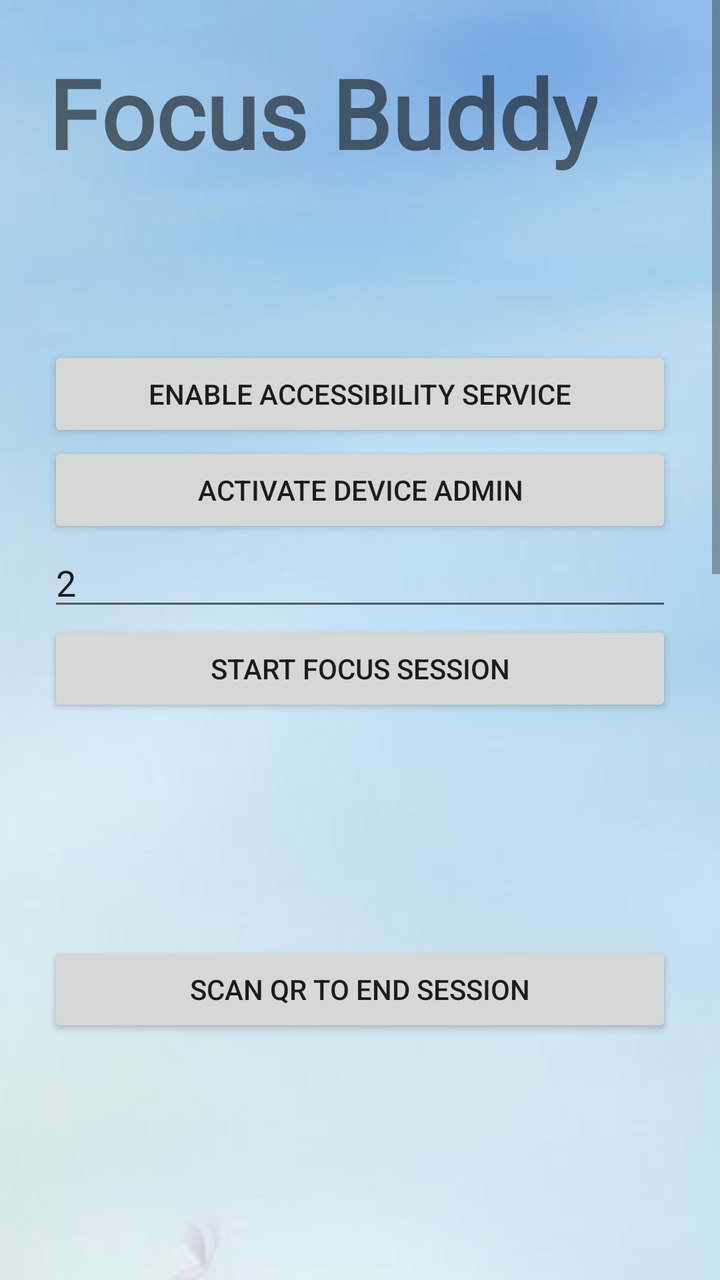
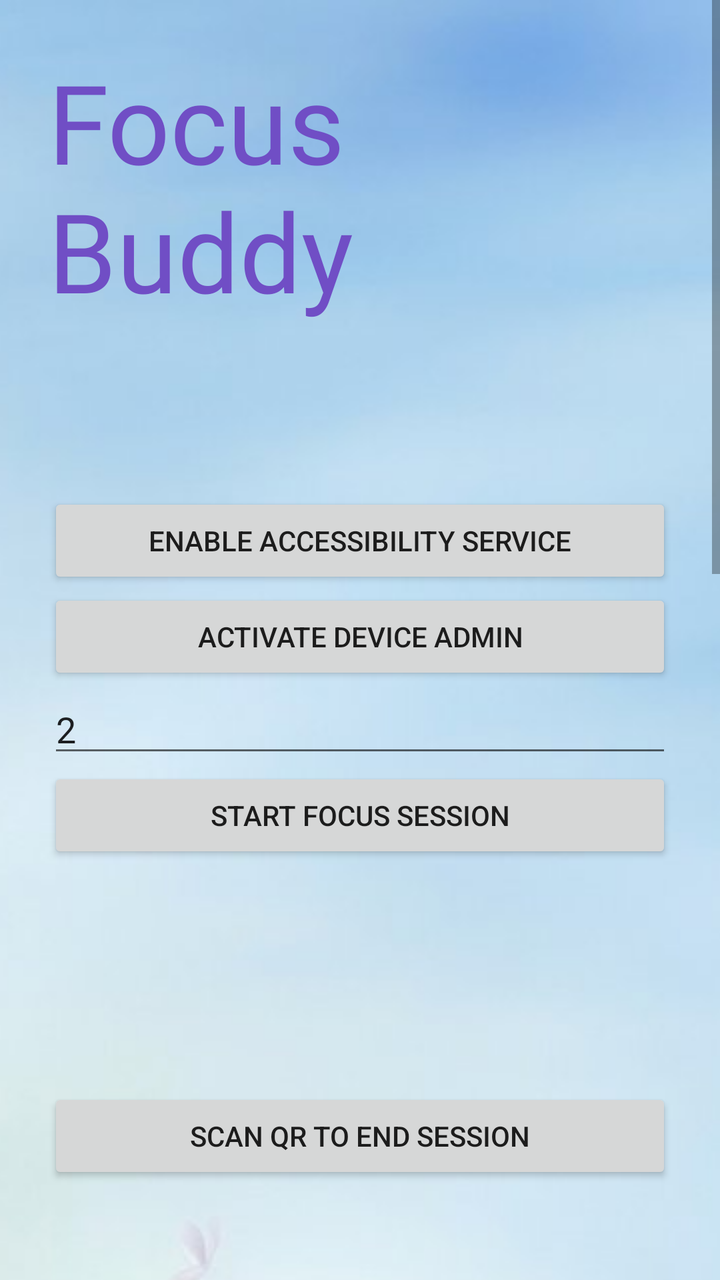

Screens rendered from an Android XML layout before and after an edit, with the pre-edit source and the edit as a unified diff.
<!-- AndroidManifest.xml: application theme android:Theme.Material.Light.NoActionBar -->
<!-- res/layout/activity_main.xml -->
<?xml version="1.0" encoding="utf-8"?>
<ScrollView xmlns:android="http://schemas.android.com/apk/res/android"
    android:layout_width="match_parent"
    android:layout_height="match_parent"
    android:fillViewport="true">

    <LinearLayout
        android:layout_width="match_parent"
        android:layout_height="wrap_content"
        android:orientation="vertical"
        android:padding="24dp"
        android:background="@drawable/activity_background">

        <TextView
            android:layout_width="wrap_content"
            android:layout_height="wrap_content"
            android:fontFamily="@font/super_frog"
            android:text="@string/app_name"
            android:textSize="48sp"
            android:textStyle="bold" />

        <TextView
            android:id="@+id/tvStatus"
            android:layout_width="match_parent"
            android:layout_height="wrap_content"
            android:paddingTop="8dp"
            android:paddingBottom="24dp"
            android:textSize="16sp" />

        
        <LinearLayout
            android:id="@+id/setupGroup"
            android:layout_width="match_parent"
            android:layout_height="wrap_content"
            android:orientation="vertical">

            <TextView
                android:id="@+id/tvSetup"
                android:layout_width="match_parent"
                android:layout_height="wrap_content"
                android:paddingBottom="12dp" />

            <Button
                android:id="@+id/btnAccessibility"
                android:layout_width="match_parent"
                android:layout_height="wrap_content"
                android:text="Enable accessibility service" />

            <Button
                android:id="@+id/btnAdmin"
                android:layout_width="match_parent"
                android:layout_height="wrap_content"
                android:text="Activate device admin" />
        </LinearLayout>

        
        <LinearLayout
            android:id="@+id/startGroup"
            android:layout_width="match_parent"
            android:layout_height="wrap_content"
            android:orientation="vertical">

            <EditText
                android:id="@+id/etHours"
                android:layout_width="match_parent"
                android:layout_height="wrap_content"
                android:hint="Session length (hours)"
                android:inputType="numberDecimal"
                android:text="2" />

            <Button
                android:id="@+id/btnStart"
                android:layout_width="match_parent"
                android:layout_height="wrap_content"
                android:text="Start focus session" />
        </LinearLayout>

        
        <LinearLayout
            android:id="@+id/activeGroup"
            android:layout_width="match_parent"
            android:layout_height="wrap_content"
            android:orientation="vertical">

            <TextView
                android:id="@+id/tvCountdown"
                android:layout_width="match_parent"
                android:layout_height="wrap_content"
                android:gravity="center"
                android:padding="24dp"
                android:textSize="48sp" />

            <Button
                android:id="@+id/btnScan"
                android:layout_width="match_parent"
                android:layout_height="wrap_content"
                android:text="Scan QR to end session" />
        </LinearLayout>
    </LinearLayout>
</ScrollView>
<!-- resources referenced by this layout -->
<resources>
  <!-- drawable activity_background (drawable) -->
  <?xml version="1.0" encoding="utf-8"?>
  <bitmap xmlns:android="http://schemas.android.com/apk/res/android"
      android:src="@drawable/background"
      android:gravity="center"
      android:tileMode="disabled" />
  <string name="app_name">Focus Buddy</string>
  <!-- drawable background: jpg bitmap (drawable, 65327 bytes) -->
</resources>

<!-- the commit's change to res/layout/activity_main.xml (unified diff, before → after) -->
@@ -16,8 +16,8 @@
             android:layout_height="wrap_content"
             android:fontFamily="@font/super_frog"
             android:text="@string/app_name"
-            android:textSize="48sp"
-            android:textStyle="bold" />
+            android:textColor="@color/primary_dark"
+            android:textSize="55sp" />
 
         <TextView
             android:id="@+id/tvStatus"
<!-- resource entries referenced after the edit -->
@@ -1,5 +1,6 @@
 <!-- resources referenced by this layout -->
 <resources>
+  <color name="primary_dark">#704EC5</color>
   <!-- drawable activity_background (drawable) -->
   <?xml version="1.0" encoding="utf-8"?>
   <bitmap xmlns:android="http://schemas.android.com/apk/res/android"
